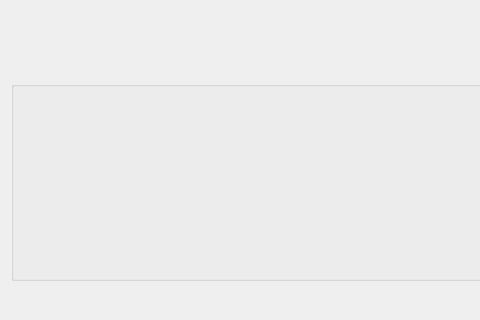
This is Vista/ventanajuego.ui in MarceloDamianAcosta/TP2026 as Qt 5 draws it before an edit; both pictures show x 0 to 480 and y 448 to 768 of the 1024 by 768 pixel window. The edited form follows.
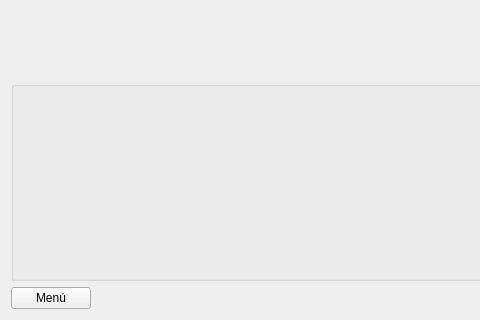
This is the edited form.

```diff
--- a/Vista/ventanajuego.ui
+++ b/Vista/ventanajuego.ui
@@ -145,6 +145,13 @@
    </item>
    <item>
     <layout class="QHBoxLayout" name="horizontalLayout">
+     <item>
+      <widget class="QPushButton" name="menu_pb">
+       <property name="text">
+        <string>Menú</string>
+       </property>
+      </widget>
+     </item>
      <item>
       <spacer name="horizontalSpacer_3">
        <property name="orientation">
```
